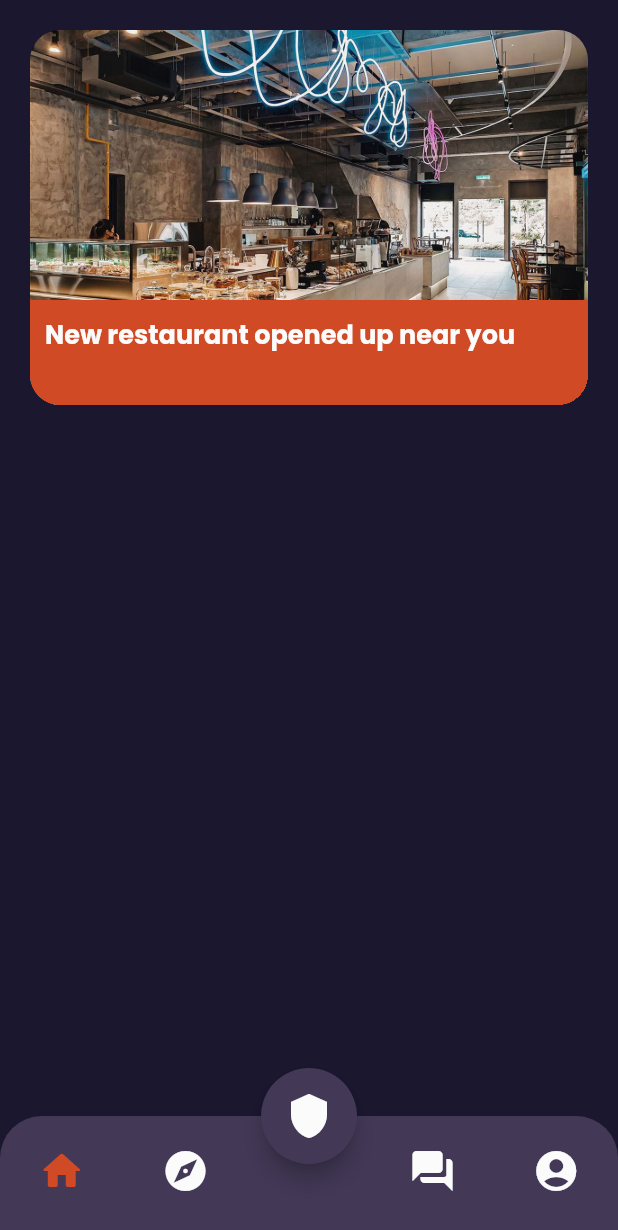
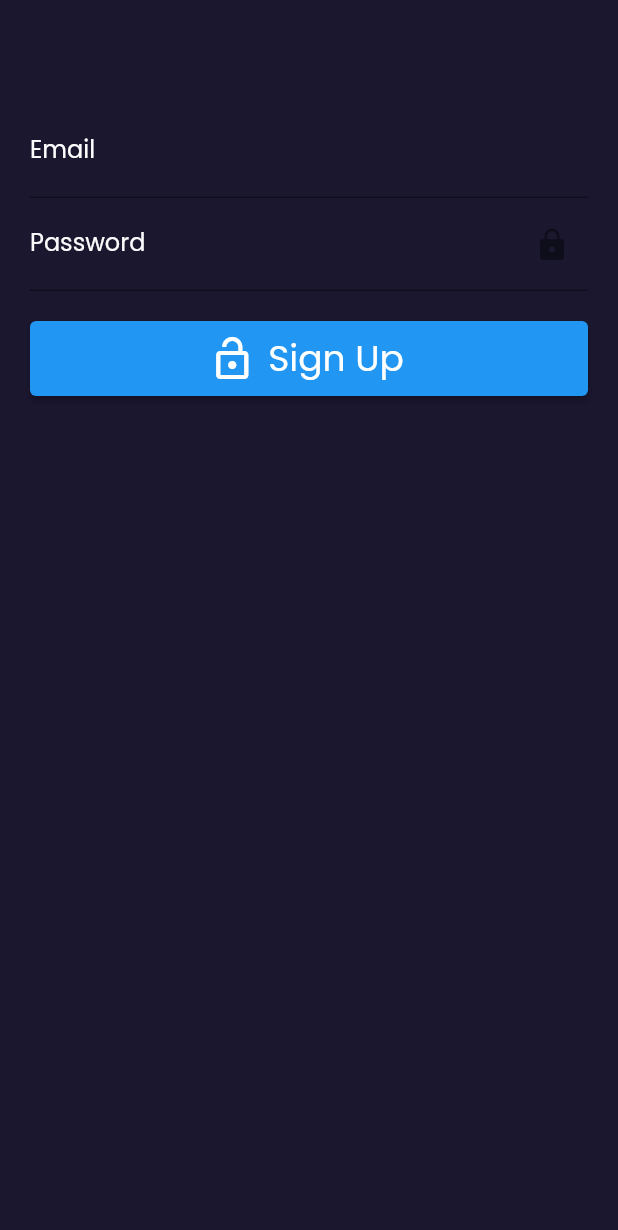
Before and after one commit to ExistCode/xcesscity, a Flutter app: the screen it shows after launch, on a phone screen of 412 x 824 dp. Shown: the top 1230 px of the screen. Run offline on Flutter 3.47's test engine with Material 2 defaults, Android fonts, the phone set to English and light mode, and no system bars; our stand-ins replace cloud_firestore, firebase_auth, firebase_core; accounts and stored records are empty.

Commit message:
added-signup-login-function

```diff
--- /dev/null
+++ b/lib/auth.dart
@@ -0,0 +1,66 @@
+import 'package:cloud_firestore/cloud_firestore.dart';
+import 'package:firebase_auth/firebase_auth.dart';
+import 'package:flutter/material.dart';
+
+class Auth {
+  final FirebaseAuth _firebaseAuth = FirebaseAuth.instance;
+
+  User? get currentUser => _firebaseAuth.currentUser;
+
+  Stream<User?> get authStateChanges => _firebaseAuth.authStateChanges();
+
+  Future<void> signInWithEmailAndPassword(
+    String email,
+    String password,
+  ) async {
+    await _firebaseAuth.signInWithEmailAndPassword(
+      email: email,
+      password: password,
+    );
+  }
+
+  // Future<void>? createUserWithEmailAndPassword(
+  //   String email,
+  //   String password,
+  // ) async {
+  //   await _firebaseAuth
+  //       .createUserWithEmailAndPassword(
+  //     email: email,
+  //     password: password,
+  //   )
+  //       .then((value) {
+  //     FirebaseFirestore.instance.collection('user').doc(value.user!.uid).set({
+  //       "email": value.user!.email,
+  //       "id": value.user!.uid,
+  //       'name': '',
+  //       'complication': '',
+  //       'childAge': '',
+  //       'childGender': '',
+  //       'isPregnant': true,
+  //       'numberOfTimesPregnant': '',
+  //       'parentType': '',
+  //       'weight': '',
+  //       'medicalHistory': FieldValue.arrayUnion([]),
+  //       'notes': FieldValue.arrayUnion([])
+  //     });
+  //   });
+  //   return null;
+  // }
+
+  // Future<void> signOut(BuildContext context) async {
+  //   print('logout');
+  //   await _firebaseAuth.signOut();
+  //   Navigator.of(context).pushReplacementNamed(LoginRegisterScreen.routeName);
+  // }
+
+  // signInWithGoogle() async {
+  //   final GoogleSignInAccount? gUser = await GoogleSignIn().signIn();
+  //   final GoogleSignInAuthentication gAuth = await gUser!.authentication;
+  //   final credential = GoogleAuthProvider.credential(
+  //     accessToken: gAuth.accessToken,
+  //     idToken: gAuth.idToken,
+  //   );
+
+  //   return await FirebaseAuth.instance.signInWithCredential(credential);
+  // }
+}
--- a/lib/main.dart
+++ b/lib/main.dart
@@ -1,9 +1,12 @@
 import 'package:flutter/material.dart';
+import 'package:xcesscity/auth_widget_tree.dart';
 import 'package:xcesscity/models/colors.dart';
 import 'package:xcesscity/screens/emergency_screen.dart';
 import 'package:xcesscity/screens/event_screen.dart';
 import 'package:xcesscity/screens/explore_screen.dart';
 import 'package:xcesscity/screens/forum_screen.dart';
+import 'package:xcesscity/sign_up_screen.dart';
+import 'package:xcesscity/testing_screen.dart';
 import 'navigation.dart';
 import 'screens/home_screen.dart';
 
@@ -30,9 +33,8 @@ class MyApp extends StatelessWidget {
           fontFamily: 'Poppins',
           scaffoldBackgroundColor: backgroundBlack,
           primaryColor: white,
-
         ),
-        home: Navigation(),
+        home: signUpScreen(),
         routes: {
           HomeScreen.routeName: (context) => HomeScreen(),
           EmergencyScreen.routeName: (context) => EmergencyScreen(),
@@ -40,6 +42,7 @@ class MyApp extends StatelessWidget {
           ForumScreen.routeName: (context) => ForumScreen(),
           ExploreScreen.routeName: (context) => ExploreScreen(),
           EventScreen.routeName: (context) => EventScreen(),
+          TestingScreen.routeName: (context) => TestingScreen()
         });
   }
 }
--- a/lib/screens/event_screen.dart
+++ b/lib/screens/event_screen.dart
@@ -96,7 +96,7 @@ class _EventScreenState extends State<EventScreen> {
                     fontSize: 18,
                     color: custom_colors.accentOrange,
                     fontWeight: FontWeight.w700),
-              )
+              ),
             ],
           ),
         ),
--- a/lib/screens/home_screen.dart
+++ b/lib/screens/home_screen.dart
@@ -1,3 +1,4 @@
+import 'package:firebase_auth/firebase_auth.dart';
 import 'package:flutter/material.dart';
 import 'package:xcesscity/models/colors.dart';
 import 'package:xcesscity/widgets/explore_main_card.dart';
@@ -17,17 +18,17 @@ BottomNavigationBar get navigationBar {
 class _HomeScreenState extends State<HomeScreen> {
   @override
   Widget build(BuildContext context) {
+    final user = FirebaseAuth.instance.currentUser!;
     return Scaffold(
         body: Container(
-          padding: EdgeInsets.only(
-                    left: 20,
-                    right: 20,
-                    bottom: 60,
-                    top: MediaQuery.of(context).padding.top + 20),
+      padding: EdgeInsets.only(
+          left: 20,
+          right: 20,
+          bottom: 60,
+          top: MediaQuery.of(context).padding.top + 20),
       width: double.infinity,
       height: double.infinity,
-      child: Column(children: [ExploreMainCard()]),
-
+      child: Column(children: [ExploreMainCard(), Text(user.email!)]),
     ));
   }
 }
--- /dev/null
+++ b/lib/sign_up_screen.dart
@@ -0,0 +1,81 @@
+import 'package:firebase_auth/firebase_auth.dart';
+import 'package:flutter/material.dart';
+import 'package:xcesscity/models/colors.dart';
+
+class signUpScreen extends StatefulWidget {
+  const signUpScreen({super.key});
+
+  @override
+  State<signUpScreen> createState() => _signUpScreenState();
+}
+
+class _signUpScreenState extends State<signUpScreen> {
+  final emailController = TextEditingController();
+  final passwordController = TextEditingController();
+
+  @override
+  void dispose() {
+    emailController.dispose();
+    passwordController.dispose();
+    super.dispose();
+  }
+
+  @override
+  Widget build(BuildContext context) {
+    return Scaffold(
+      body: Container(
+        padding: EdgeInsets.all(20),
+        child: Column(
+          children: [
+            SizedBox(height: 50),
+            TextField(
+              style: TextStyle(color: Colors.white),
+              controller: emailController,
+              textInputAction: TextInputAction.next,
+              decoration: InputDecoration(
+                  labelText: "Email",
+                  labelStyle: TextStyle(color: Colors.white)),
+            ),
+            TextField(
+              style: TextStyle(color: Colors.white),
+              controller: passwordController,
+              textInputAction: TextInputAction.done,
+              obscureText: true,
+              decoration: InputDecoration(
+                  labelText: "Password",
+                  labelStyle: TextStyle(color: white),
+                  suffixIcon: Icon(Icons.lock)),
+            ),
+            SizedBox(height: 20),
+            Container(
+              decoration: BoxDecoration(
+                  borderRadius: BorderRadius.circular(10), color: Colors.amber),
+              child: ElevatedButton.icon(
+                  style: ElevatedButton.styleFrom(
+                      minimumSize: Size.fromHeight(50)),
+                  icon: Icon(
+                    Icons.lock_open,
+                    size: 32,
+                  ),
+                  onPressed: signUp,
+                  label: Text(
+                    'Sign Up',
+                    style: TextStyle(fontSize: 24),
+                  )),
+            ),
+          ],
+        ),
+      ),
+    );
+  }
+
+  Future signUp() async {
+    try {
+      await FirebaseAuth.instance.createUserWithEmailAndPassword(
+          email: emailController.text.trim(),
+          password: passwordController.text.trim());
+    } on FirebaseAuthException catch (e) {
+      print(e);
+    }
+  }
+}
--- a/pubspec.yaml
+++ b/pubspec.yaml
@@ -37,6 +37,7 @@ dependencies:
   firebase_core: ^2.15.0
   #Firebase database
   cloud_firestore: ^4.8.4
+  firebase_auth: ^4.7.2
 
 dev_dependencies:
   flutter_test:
```
Also changed, not shown: lib/auth_widget_tree.dart (+26 -26 lines), lib/testing_screen.dart (added, +78 -0 lines), pubspec.lock, 1 other file.
